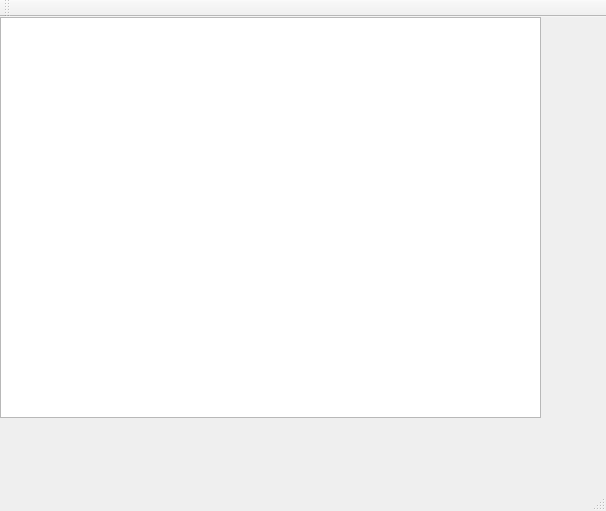
First picture: the form in mainwindow.ui, repository VitorRamos/TaskManager, before the edit.
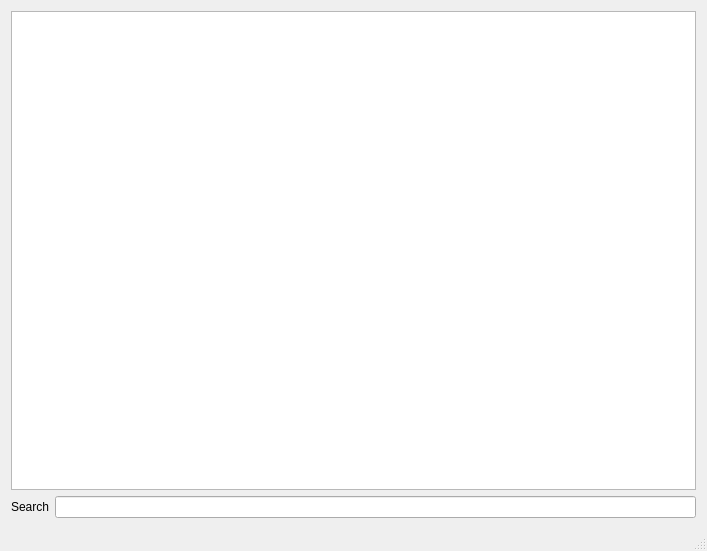
Second picture: the form after the edit.

Commit message: filtro, colunas, menu contexto

Diff of the .ui file:
```diff
--- a/mainwindow.ui
+++ b/mainwindow.ui
@@ -6,42 +6,37 @@
    <rect>
     <x>0</x>
     <y>0</y>
-    <width>606</width>
-    <height>511</height>
+    <width>707</width>
+    <height>551</height>
    </rect>
   </property>
   <property name="windowTitle">
    <string>MainWindow</string>
   </property>
   <widget class="QWidget" name="centralWidget">
-   <widget class="QTableView" name="tableView">
-    <property name="geometry">
-     <rect>
-      <x>0</x>
-      <y>0</y>
-      <width>541</width>
-      <height>401</height>
-     </rect>
-    </property>
-   </widget>
-  </widget>
-  <widget class="QMenuBar" name="menuBar">
-   <property name="geometry">
-    <rect>
-     <x>0</x>
-     <y>0</y>
-     <width>606</width>
-     <height>22</height>
-    </rect>
-   </property>
-  </widget>
-  <widget class="QToolBar" name="mainToolBar">
-   <attribute name="toolBarArea">
-    <enum>TopToolBarArea</enum>
-   </attribute>
-   <attribute name="toolBarBreak">
-    <bool>false</bool>
-   </attribute>
+   <layout class="QGridLayout" name="gridLayout">
+    <item row="0" column="0">
+     <layout class="QVBoxLayout" name="verticalLayout">
+      <item>
+       <widget class="QTableView" name="tableView"/>
+      </item>
+      <item>
+       <layout class="QHBoxLayout" name="horizontalLayout">
+        <item>
+         <widget class="QLabel" name="label">
+          <property name="text">
+           <string>Search</string>
+          </property>
+         </widget>
+        </item>
+        <item>
+         <widget class="QLineEdit" name="lineEdit"/>
+        </item>
+       </layout>
+      </item>
+     </layout>
+    </item>
+   </layout>
   </widget>
   <widget class="QStatusBar" name="statusBar"/>
  </widget>
```
The commit also changes 2 other files.
